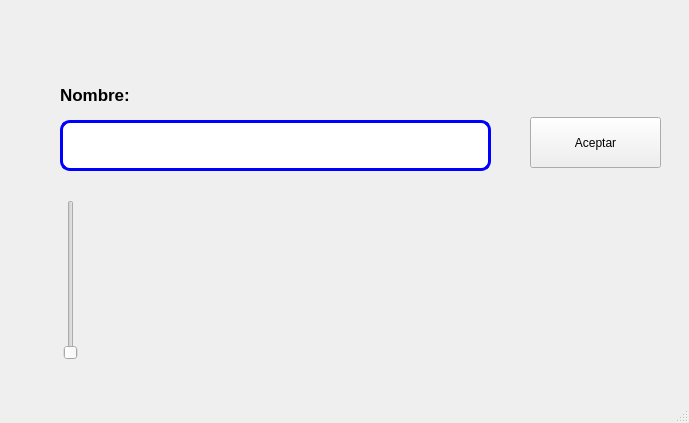
The window that Practicas/Practicas_U2/PP1.ui (Emanuel-Izaguirre-Cortes-03/Pip_2025_1_eq_4_i) describes before a commit, drawn with Qt 5.
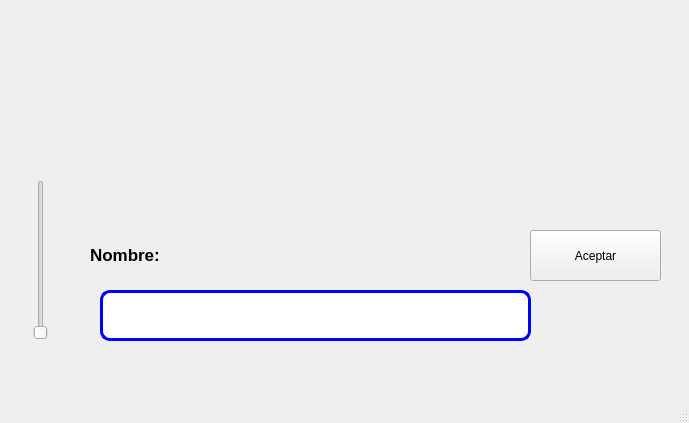
The same window after the commit. Icons and pictures are not drawn.

```diff
--- a/Practicas/Practicas_U2/PP1.ui
+++ b/Practicas/Practicas_U2/PP1.ui
@@ -17,8 +17,8 @@
    <widget class="QLabel" name="label">
     <property name="geometry">
      <rect>
-      <x>60</x>
-      <y>80</y>
+      <x>90</x>
+      <y>240</y>
       <width>101</width>
       <height>31</height>
      </rect>
@@ -35,8 +35,8 @@
    <widget class="QLineEdit" name="txt_nombre_imagen">
     <property name="geometry">
      <rect>
-      <x>60</x>
-      <y>120</y>
+      <x>100</x>
+      <y>290</y>
       <width>431</width>
       <height>51</height>
      </rect>
@@ -54,25 +54,6 @@
      <string/>
     </property>
    </widget>
-   <widget class="QLabel" name="label_2">
-    <property name="geometry">
-     <rect>
-      <x>120</x>
-      <y>190</y>
-      <width>361</width>
-      <height>171</height>
-     </rect>
-    </property>
-    <property name="text">
-     <string/>
-    </property>
-    <property name="pixmap">
-     <pixmap resource="../../Archivos/Recursos.qrc">:/Logos/Castor.jpg</pixmap>
-    </property>
-    <property name="scaledContents">
-     <bool>true</bool>
-    </property>
-   </widget>
    <widget class="QLabel" name="label_11">
     <property name="geometry">
      <rect>
@@ -114,7 +95,7 @@
    <widget class="QLabel" name="label_9">
     <property name="geometry">
      <rect>
-      <x>510</x>
+      <x>490</x>
       <y>20</y>
       <width>161</width>
       <height>61</height>
@@ -136,8 +117,8 @@
    <widget class="QSlider" name="selectorImagen">
     <property name="geometry">
      <rect>
-      <x>60</x>
-      <y>200</y>
+      <x>30</x>
+      <y>180</y>
       <width>22</width>
       <height>160</height>
      </rect>
@@ -150,7 +131,7 @@
     <property name="geometry">
      <rect>
       <x>530</x>
-      <y>117</y>
+      <y>230</y>
       <width>131</width>
       <height>51</height>
      </rect>
@@ -159,6 +140,19 @@
      <string>Aceptar</string>
     </property>
    </widget>
+   <widget class="QLabel" name="label_2">
+    <property name="geometry">
+     <rect>
+      <x>220</x>
+      <y>100</y>
+      <width>211</width>
+      <height>141</height>
+     </rect>
+    </property>
+    <property name="text">
+     <string/>
+    </property>
+   </widget>
   </widget>
   <widget class="QMenuBar" name="menubar">
    <property name="geometry">
```
Left out of the diff: 24 changed lines with no effect on the pictures.
